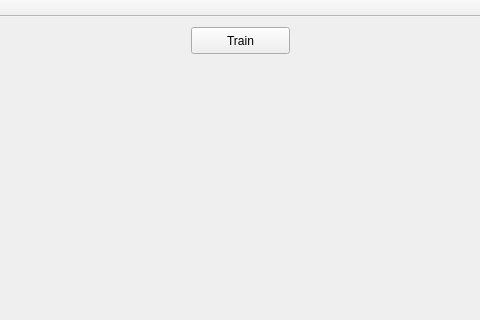
arielbernal/research, file rgNN/rgNNTest/mainwindow.ui: the form before one commit; both pictures show x 219 to 699 and y 0 to 320 of the 1148 by 1053 pixel window.
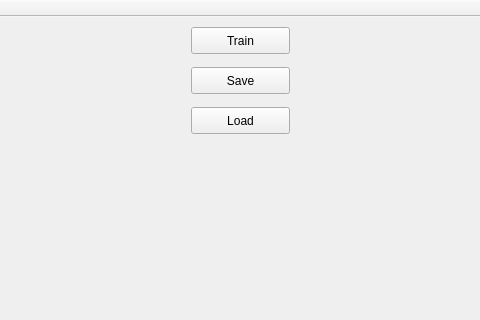
The form after the commit. Custom widgets are drawn as their Qt base class.

Diff of the .ui file:
```diff
--- a/rgNN/rgNNTest/mainwindow.ui
+++ b/rgNN/rgNNTest/mainwindow.ui
@@ -63,6 +63,32 @@
      </rect>
     </property>
    </widget>
+   <widget class="QPushButton" name="btnSave">
+    <property name="geometry">
+     <rect>
+      <x>410</x>
+      <y>50</y>
+      <width>99</width>
+      <height>27</height>
+     </rect>
+    </property>
+    <property name="text">
+     <string>Save</string>
+    </property>
+   </widget>
+   <widget class="QPushButton" name="btnLoad">
+    <property name="geometry">
+     <rect>
+      <x>410</x>
+      <y>90</y>
+      <width>99</width>
+      <height>27</height>
+     </rect>
+    </property>
+    <property name="text">
+     <string>Load</string>
+    </property>
+   </widget>
   </widget>
   <widget class="QMenuBar" name="menuBar">
    <property name="geometry">
```
Left out of the diff: 2 changed lines with no effect on the pictures.
